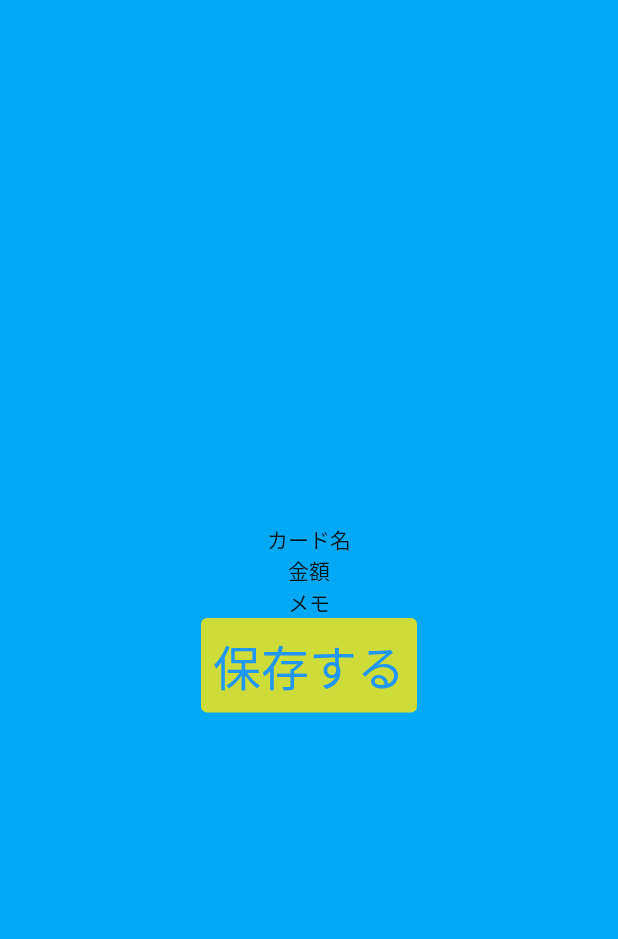
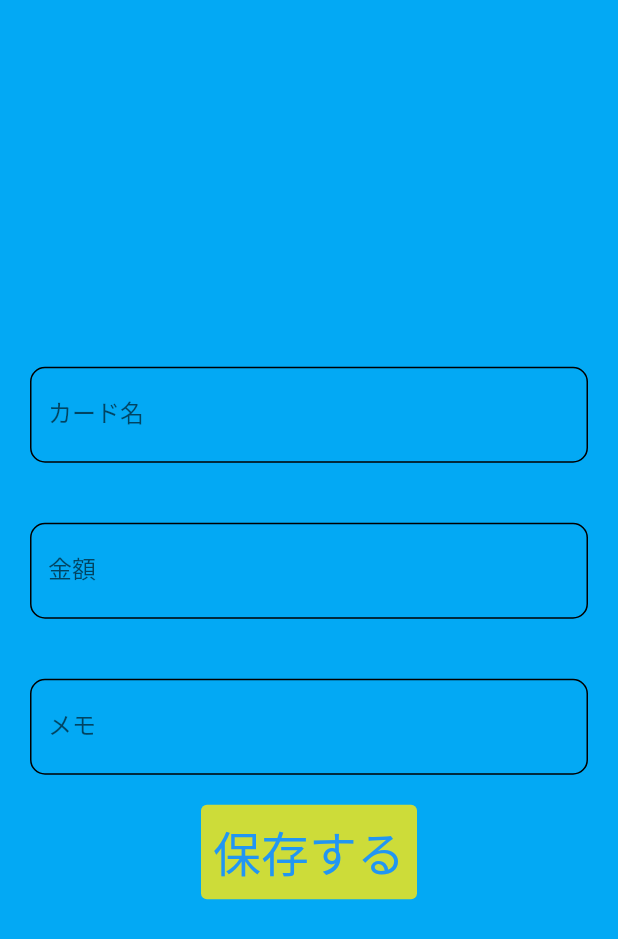
Before and after one commit to koki1126/creditcard-statement-note, a Flutter app: the AddStatement screen opened by its route, on a phone screen of 412 x 824 dp. Shown: the top 939 px of the screen. Run offline on Flutter 3.47's test engine with Material 2 defaults, Android fonts, the phone set to English and light mode, and no system bars; our stand-ins replace sqflite; accounts and stored records are empty.

Commit message:
入力ページを作成

```diff
--- a/lib/add_statement.dart
+++ b/lib/add_statement.dart
@@ -1,6 +1,6 @@
-// 金額を入力する画面を作る
-
 import 'package:flutter/material.dart';
+import 'package:flutter/services.dart';
+import 'kcustom_input_decoration.dart';
 
 class AddStatement extends StatelessWidget {
   const AddStatement({Key? key}) : super(key: key);
@@ -13,14 +13,65 @@ class AddStatement extends StatelessWidget {
         child: Column(
           mainAxisAlignment: MainAxisAlignment.center,
           children: [
-            Text('カード名'),
-            Text('金額'),
-            Text('メモ'),
+            Padding(
+              padding: const EdgeInsets.all(20.0),
+              child: TextField(
+                decoration: InputDecoration(
+                  labelText: 'カード名',
+                  hintText: 'カード名を入力する',
+                  enabledBorder: kCustomEnableBorder,
+                  focusedBorder: kCustomFocusedBorder,
+                  border: kCustomborder,
+                ),
+              ),
+            ),
+
+            Padding(
+              padding: const EdgeInsets.all(20.0),
+              child: TextField(
+                keyboardType: TextInputType.number,
+                inputFormatters: [FilteringTextInputFormatter.digitsOnly],
+                decoration: InputDecoration(
+                  labelText: '金額',
+                  hintText: '金額を入力する',
+                  enabledBorder: kCustomEnableBorder,
+                  focusedBorder: kCustomFocusedBorder,
+                  border: kCustomborder,
+                ),
+              ),
+            ),
+            Padding(
+              padding: const EdgeInsets.all(20.0),
+              child: TextField(
+                decoration: InputDecoration(
+                  labelText: 'メモ',
+                  hintText: '何に使ったかを記録',
+                  enabledBorder: kCustomEnableBorder,
+                  focusedBorder: kCustomFocusedBorder,
+                  border: kCustomborder,
+                ),
+              ),
+            ),
+
+            // const CustomTextField(
+            //   labelText: 'カード名',
+            //   hintText: 'カード名を入力',
+            // ),
+            // const CustomTextField(
+            //   labelText: '金額',
+            //   hintText: '金額を入力',
+            //   keyboardType: TextInputType.number,
+            //   // TODO digit onlyにする
+            // ),
+            // const CustomTextField(
+            //   labelText: 'メモ',
+            //   hintText: '使った場所など(※必須)',
+            // ),
             TextButton(
               style: ButtonStyle(
                 backgroundColor: MaterialStateProperty.all<Color>(Colors.lime),
                 textStyle: MaterialStateProperty.all<TextStyle>(
-                  TextStyle(fontSize: 32),
+                  const TextStyle(fontSize: 32),
                 ),
               ),
               onPressed: () {
--- /dev/null
+++ b/lib/kcustom_input_decoration.dart
@@ -0,0 +1,17 @@
+import 'package:flutter/material.dart';
+
+const kCustomLabelStyle = TextStyle(color: Colors.black);
+
+const kCustomFocusedBorder = OutlineInputBorder(
+  borderRadius: BorderRadius.all(Radius.circular(10.0)),
+  borderSide: BorderSide(width: 1, color: Colors.lime),
+);
+
+const kCustomEnableBorder = OutlineInputBorder(
+  borderRadius: BorderRadius.all(Radius.circular(10.0)),
+  borderSide: BorderSide(width: 1, color: Colors.black),
+);
+
+const kCustomborder = OutlineInputBorder(
+  borderRadius: BorderRadius.all(Radius.circular(10.0)),
+);
```
